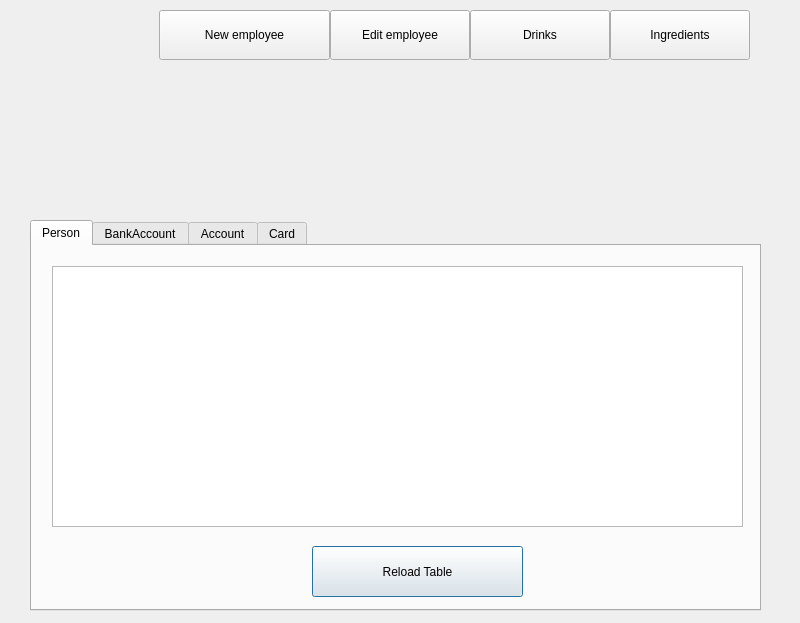
Before: the Qt Designer form adminwindow.ui in oleksa-oleksa/Coffee_Vending_Machine_Project, drawn with Qt 5.
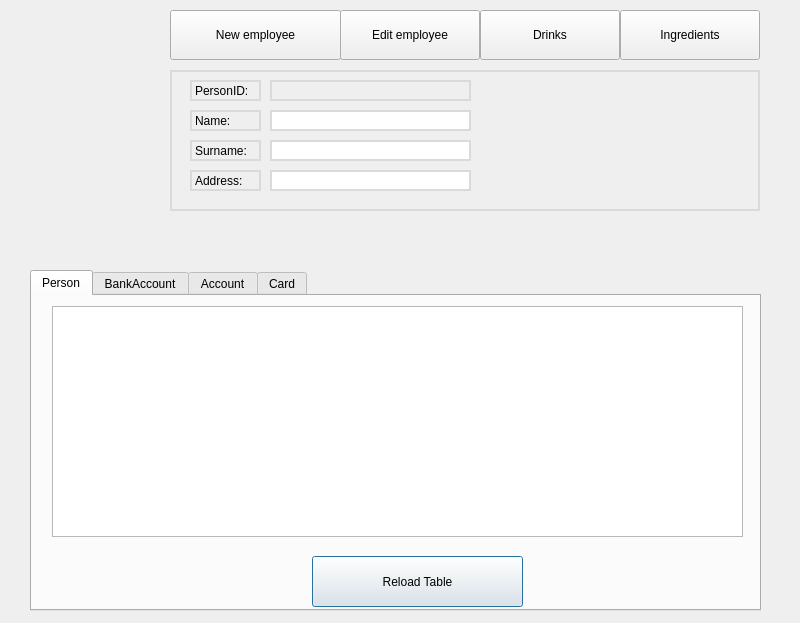
After: the same form once the commit is applied. Icons and pictures are not drawn.

Commit message: Design issues with TableWidget and Buttons

Diff of the .ui file:
```diff
--- a/adminwindow.ui
+++ b/adminwindow.ui
@@ -17,9 +17,9 @@
    <property name="geometry">
     <rect>
      <x>30</x>
-     <y>220</y>
+     <y>270</y>
      <width>731</width>
-     <height>391</height>
+     <height>341</height>
     </rect>
    </property>
    <property name="tabPosition">
@@ -42,9 +42,9 @@
      <property name="geometry">
       <rect>
        <x>20</x>
-       <y>20</y>
+       <y>10</y>
        <width>691</width>
-       <height>261</height>
+       <height>231</height>
       </rect>
      </property>
      <property name="sizePolicy">
@@ -67,7 +67,7 @@
      <property name="geometry">
       <rect>
        <x>280</x>
-       <y>300</y>
+       <y>260</y>
        <width>211</width>
        <height>51</height>
       </rect>
@@ -189,7 +189,7 @@
   <widget class="QPushButton" name="buttonAddNewEmployee">
    <property name="geometry">
     <rect>
-     <x>159</x>
+     <x>170</x>
      <y>10</y>
      <width>171</width>
      <height>50</height>
@@ -202,7 +202,7 @@
   <widget class="QPushButton" name="buttonEditEmployee">
    <property name="geometry">
     <rect>
-     <x>330</x>
+     <x>340</x>
      <y>10</y>
      <width>140</width>
      <height>50</height>
@@ -234,7 +234,7 @@
   <widget class="QPushButton" name="buttonEditDrinks">
    <property name="geometry">
     <rect>
-     <x>470</x>
+     <x>480</x>
      <y>10</y>
      <width>140</width>
      <height>50</height>
@@ -247,7 +247,7 @@
   <widget class="QPushButton" name="buttonIngredientStatus">
    <property name="geometry">
     <rect>
-     <x>610</x>
+     <x>620</x>
      <y>10</y>
      <width>140</width>
      <height>50</height>
@@ -257,6 +257,127 @@
     <string>Ingredients</string>
    </property>
   </widget>
+  <widget class="QWidget" name="widgetAddNewEmployee" native="true">
+   <property name="geometry">
+    <rect>
+     <x>170</x>
+     <y>70</y>
+     <width>590</width>
+     <height>141</height>
+    </rect>
+   </property>
+   <property name="styleSheet">
+    <string notr="true">border: 2px solid;
+border-color: rgb(218, 218, 218);</string>
+   </property>
+   <widget class="QLineEdit" name="lineEdit">
+    <property name="geometry">
+     <rect>
+      <x>100</x>
+      <y>40</y>
+      <width>201</width>
+      <height>21</height>
+     </rect>
+    </property>
+   </widget>
+   <widget class="QLabel" name="labelPersonIDTitle">
+    <property name="geometry">
+     <rect>
+      <x>20</x>
+      <y>10</y>
+      <width>71</width>
+      <height>21</height>
+     </rect>
+    </property>
+    <property name="text">
+     <string>PersonID:</string>
+    </property>
+    <property name="scaledContents">
+     <bool>false</bool>
+    </property>
+   </widget>
+   <widget class="QLabel" name="labelPersonIDTitle_2">
+    <property name="geometry">
+     <rect>
+      <x>100</x>
+      <y>10</y>
+      <width>201</width>
+      <height>21</height>
+     </rect>
+    </property>
+    <property name="text">
+     <string/>
+    </property>
+   </widget>
+   <widget class="QLabel" name="labelPersonIDTitle_3">
+    <property name="geometry">
+     <rect>
+      <x>20</x>
+      <y>40</y>
+      <width>71</width>
+      <height>21</height>
+     </rect>
+    </property>
+    <property name="text">
+     <string>Name:</string>
+    </property>
+    <property name="scaledContents">
+     <bool>false</bool>
+    </property>
+   </widget>
+   <widget class="QLineEdit" name="lineEdit_2">
+    <property name="geometry">
+     <rect>
+      <x>100</x>
+      <y>70</y>
+      <width>201</width>
+      <height>21</height>
+     </rect>
+    </property>
+   </widget>
+   <widget class="QLabel" name="labelPersonIDTitle_4">
+    <property name="geometry">
+     <rect>
+      <x>20</x>
+      <y>70</y>
+      <width>71</width>
+      <height>21</height>
+     </rect>
+    </property>
+    <property name="text">
+     <string>Surname:</string>
+    </property>
+    <property name="scaledContents">
+     <bool>false</bool>
+    </property>
+   </widget>
+   <widget class="QLabel" name="labelPersonIDTitle_5">
+    <property name="geometry">
+     <rect>
+      <x>20</x>
+      <y>100</y>
+      <width>71</width>
+      <height>21</height>
+     </rect>
+    </property>
+    <property name="text">
+     <string>Address:</string>
+    </property>
+    <property name="scaledContents">
+     <bool>false</bool>
+    </property>
+   </widget>
+   <widget class="QLineEdit" name="lineEdit_3">
+    <property name="geometry">
+     <rect>
+      <x>100</x>
+      <y>100</y>
+      <width>201</width>
+      <height>21</height>
+     </rect>
+    </property>
+   </widget>
+  </widget>
  </widget>
  <resources>
   <include location="images.qrc"/>
```
Left out of the diff: 18 changed lines with no effect on the pictures. The commit also changes 2 other files.
